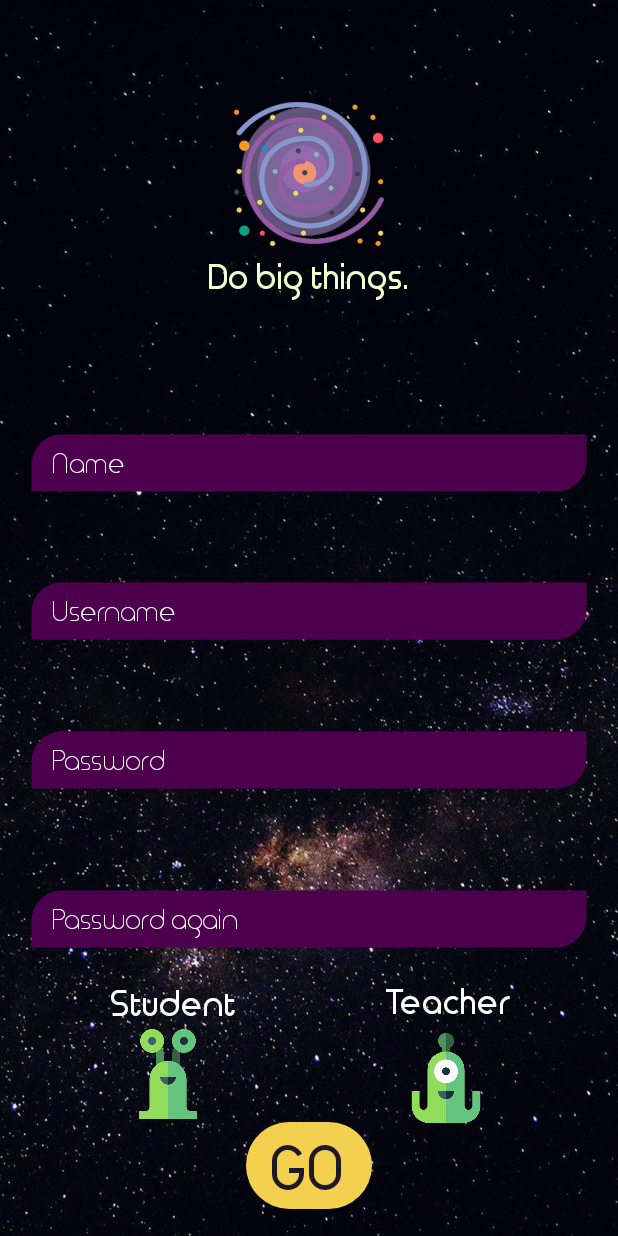
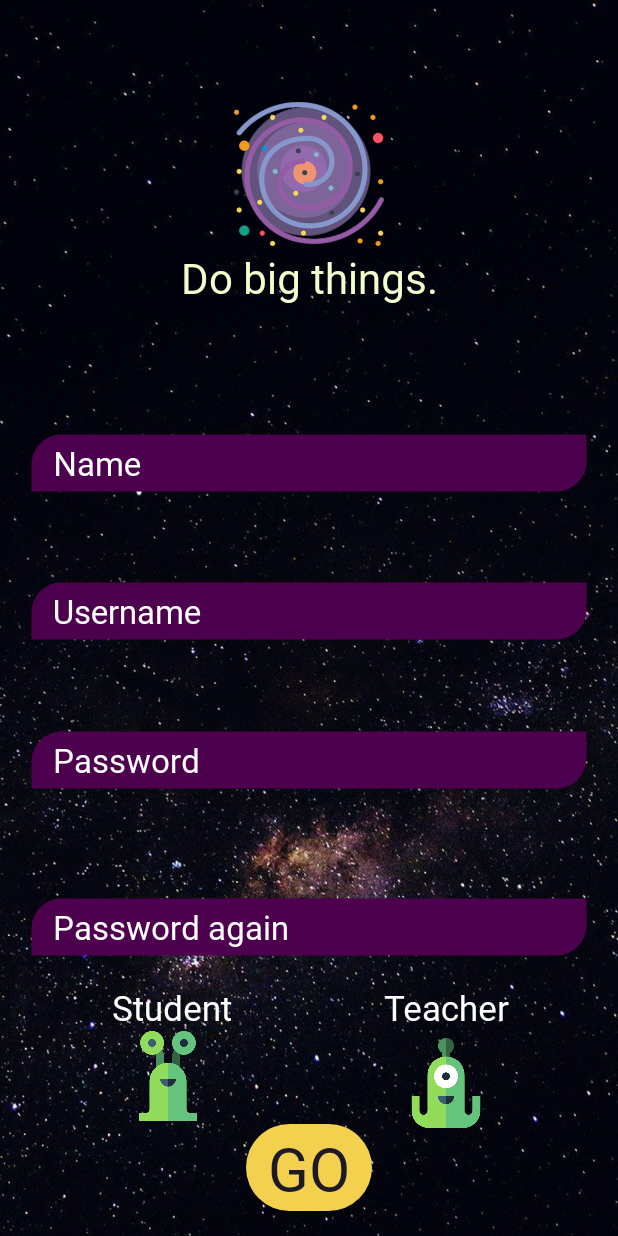
Before and after one commit to ajdinahmetovic/STEMfun, an Android app: the SignUpAcitvity screen opened directly, with no data from a screen before it, on a phone screen of 412 x 824 dp. Run offline under Robolectric (Android 15) with nearby library versions, the phone set to English and light mode, and no system bars; our stand-ins replace Firebase (no records; nobody signed in at launch, a user with empty details on screens opened directly).

Commit message:
New: replaced fonts with new ones, created empty activity for user to choose MY SPACE or CLASSROOM

```diff
--- a/app/src/main/AndroidManifest.xml
+++ b/app/src/main/AndroidManifest.xml
@@ -20,7 +20,8 @@
         <activity android:name=".SignUpAcitvity" />
         <activity android:name=".MainActivity" />
         <activity android:name=".SignInActivity" />
-        <activity android:name=".RandomGenerator"/>
+        <activity android:name=".RandomGenerator" />
+        <activity android:name=".MySpaceClassroomActivity"></activity>
     </application>
 
 </manifest>
--- a/app/src/main/res/layout/activity_random_generator.xml
+++ b/app/src/main/res/layout/activity_random_generator.xml
@@ -24,8 +24,8 @@
         android:layout_height="wrap_content"
         android:text=""
         android:textColor="#FFFFFF"
-        android:fontFamily="@font/fontbold"
-        android:textSize="50dp"
+        android:fontFamily="@font/font_regular"
+        android:textSize="70dp"
         app:layout_constraintBottom_toBottomOf="parent"
         app:layout_constraintEnd_toEndOf="parent"
         app:layout_constraintHorizontal_bias="0.496"
--- a/app/src/main/res/layout/activity_sign_up_acitvity.xml
+++ b/app/src/main/res/layout/activity_sign_up_acitvity.xml
@@ -37,10 +37,10 @@
                 android:id="@+id/textView6"
                 android:layout_width="wrap_content"
                 android:layout_height="wrap_content"
-                android:fontFamily="@font/fontbold"
+                android:fontFamily="@font/font_regular"
                 android:text="Do big things."
                 android:textColor="#F0FFCE"
-                android:textSize="23sp"
+                android:textSize="28sp"
                 app:layout_constraintBottom_toBottomOf="parent"
                 app:layout_constraintEnd_toEndOf="parent"
                 app:layout_constraintStart_toStartOf="parent"
@@ -56,13 +56,13 @@
                 android:layout_marginLeft="20dp"
                 android:layout_marginRight="20dp"
                 android:background="@drawable/shape_edit_text"
-                android:fontFamily="@font/fontitalic"
+                android:fontFamily="@font/font_light"
                 android:hint="Name"
                 android:paddingLeft="15dp"
                 android:paddingRight="15dp"
                 android:textColor="#ffffff"
                 android:textColorHint="#ffffff"
-                android:textSize="18dp"
+                android:textSize="22dp"
                 app:layout_constraintBottom_toBottomOf="parent"
                 app:layout_constraintEnd_toEndOf="parent"
                 app:layout_constraintStart_toStartOf="parent"
@@ -76,13 +76,13 @@
                 android:layout_marginLeft="20dp"
                 android:layout_marginRight="20dp"
                 android:background="@drawable/shape_edit_text"
-                android:fontFamily="@font/fontitalic"
+                android:fontFamily="@font/font_light"
                 android:hint="Username"
                 android:paddingLeft="15dp"
                 android:paddingRight="15dp"
                 android:textColor="#ffffff"
                 android:textColorHint="#ffffff"
-                android:textSize="18dp"
+                android:textSize="22dp"
                 app:layout_constraintBottom_toBottomOf="parent"
                 app:layout_constraintEnd_toEndOf="parent"
                 app:layout_constraintStart_toStartOf="parent"
@@ -98,13 +98,13 @@
                 android:layout_marginLeft="20dp"
                 android:layout_marginRight="20dp"
                 android:background="@drawable/shape_edit_text"
-                android:fontFamily="@font/fontitalic"
+                android:fontFamily="@font/font_light"
                 android:hint="Password"
                 android:paddingLeft="15dp"
                 android:paddingRight="15dp"
                 android:textColor="#ffffff"
                 android:textColorHint="#ffffff"
-                android:textSize="18dp"
+                android:textSize="22dp"
                 app:layout_constraintBottom_toBottomOf="parent"
                 app:layout_constraintEnd_toEndOf="parent"
                 app:layout_constraintStart_toStartOf="parent"
@@ -118,7 +118,7 @@
                 android:layout_height="40dp"
                 android:inputType="textPassword"
                 android:background="@drawable/shape_edit_text"
-                android:fontFamily="@font/fontitalic"
+                android:fontFamily="@font/font_light"
                 android:layout_marginLeft="20dp"
                 android:layout_marginRight="20dp"
                 android:hint="Password again"
@@ -126,7 +126,7 @@
                 android:paddingRight="15dp"
                 android:textColor="#ffffff"
                 android:textColorHint="#ffffff"
-                android:textSize="18dp"
+                android:textSize="22dp"
                 app:layout_constraintBottom_toTopOf="@+id/textView7"
                 app:layout_constraintEnd_toEndOf="parent"
                 app:layout_constraintHorizontal_bias="0.0"
@@ -150,7 +150,7 @@
                 android:id="@+id/textView8"
                 android:layout_width="wrap_content"
                 android:layout_height="wrap_content"
-                android:fontFamily="@font/fontbold"
+                android:fontFamily="@font/font_regular"
                 android:text="Student"
                 android:textColor="#ffffff"
                 android:textSize="23sp"
@@ -177,7 +177,7 @@
                 android:id="@+id/textView7"
                 android:layout_width="wrap_content"
                 android:layout_height="wrap_content"
-                android:fontFamily="@font/fontbold"
+                android:fontFamily="@font/font_regular"
                 android:text="Teacher"
                 android:textColor="#ffffff"
                 android:textSize="23sp"
@@ -194,7 +194,7 @@
                 android:layout_width="wrap_content"
                 android:layout_height="62dp"
                 android:background="@drawable/shape_button"
-                android:fontFamily="@font/fontbold"
+                android:fontFamily="@font/font_regular"
                 android:text="@string/go"
                 android:textColor="#1D1926"
                 android:textSize="40sp"
```
Also changed, not shown: app/src/main/res/layout/activity_account_select.xml (+10 -8 lines), app/src/main/res/layout/activity_registration.xml (+6 -6 lines), app/src/main/res/layout/activity_sign_in.xml (+7 -7 lines), app/src/main/res/font/fontbold.ttf (deleted), app/src/main/res/font/fontitalic.ttf (deleted).
